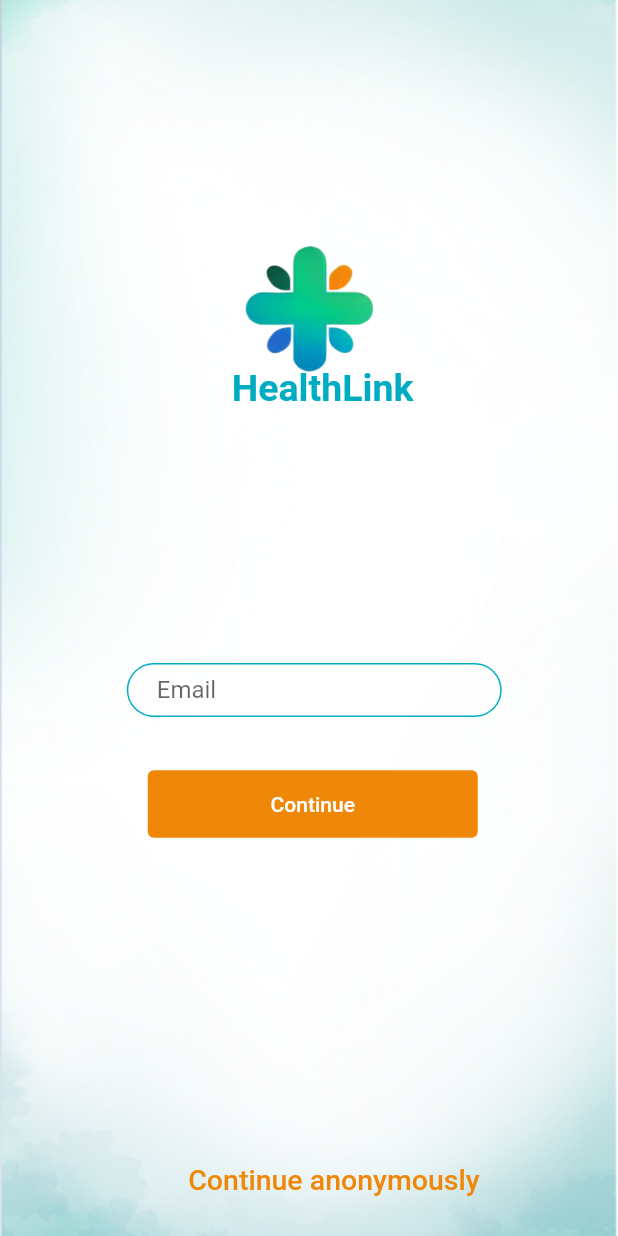
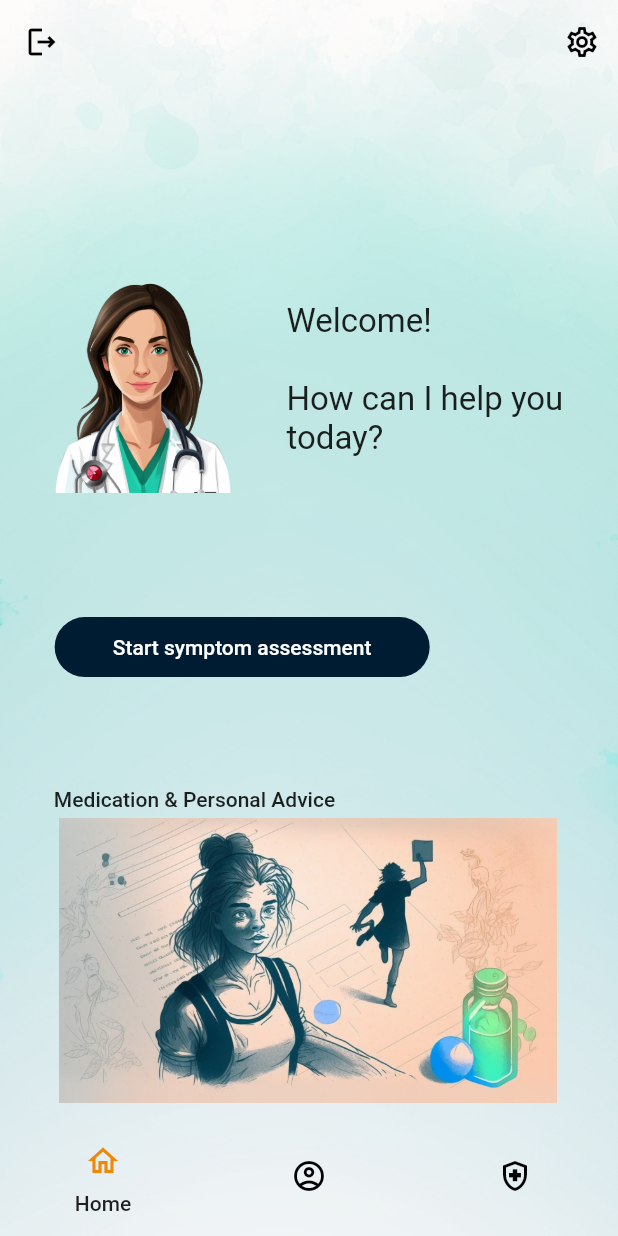
Before and after one commit to TudorRu/HealthLink, a Flutter app: the screen it shows after launch, after a tap on "Continue anonymously", on a phone screen of 412 x 824 dp. Run offline on Flutter 3.47's test engine with Material 2 defaults, Android fonts, the light colour scheme and no system bars.

Commit message:
main page and home page added

```diff
--- /dev/null
+++ b/lib/diagnosisPage.dart
@@ -0,0 +1,15 @@
+import 'package:flutter/material.dart';
+
+class DiagnosisPage extends StatefulWidget {
+  const DiagnosisPage({Key? key}) : super(key: key);
+
+  @override
+  State<DiagnosisPage> createState() => _DiagnosisPageState();
+}
+
+class _DiagnosisPageState extends State<DiagnosisPage> {
+  @override
+  Widget build(BuildContext context) {
+    return const Placeholder();
+  }
+}
--- a/lib/homePage.dart
+++ b/lib/homePage.dart
@@ -1,120 +1,55 @@
 import 'package:flutter/material.dart';
+import 'package:healthlink/mainPage.dart';
+import 'package:healthlink/profilePage.dart';
+import 'package:healthlink/recordPage.dart';
 
-class HomaPage extends StatelessWidget {
-  const HomaPage({Key? key}) : super(key: key);
+class HomePage extends StatefulWidget {
+  const HomePage({Key? key}) : super(key: key);
+
+  @override
+  State<HomePage> createState() => _HomePageState();
+}
+
+class _HomePageState extends State<HomePage> {
+
+  int index = 0;
+  final screens = [
+      MainPage(),
+      ProfilePage(),
+      RecordPage()
+
+  ];
 
   @override
   Widget build(BuildContext context) {
-    return Scaffold(
-        body: Stack(
-          children: [
-            Container(
-              decoration: const BoxDecoration(
-                  image: DecorationImage(
-                      image: AssetImage("assets/backgroundHomepage.png"),
-                      fit: BoxFit.fill)
-              ),
-            ),
-            Positioned(
-              top: (MediaQuery
-                  .of(context)
-                  .size
-                  .height - 660) / 2,
-              left: (MediaQuery
-                  .of(context)
-                  .size
-                  .width - 270) / 2,
-              child: Stack(
-                  children: [
-                    Container(
-                      width: 270,
-                      height: 270,
-                      decoration: const BoxDecoration(
-                        image: DecorationImage(
-                            image: AssetImage("assets/logo.png")),
-                      ),
-                    ),
-                    Positioned(
-                        top: (MediaQuery
-                            .of(context)
-                            .size
-                            .height - 500) / 2,
-                        left: (MediaQuery
-                            .of(context)
-                            .size
-                            .width - 245) / 2, child: Text('HealthLink',
-                      style: TextStyle(fontWeight: FontWeight.bold,
-                          fontSize: 25,
-                          color: Color(0xFF00ACC2)
-                      ),
-                    )),
-                  ]
-              ),
-            ),
-            Positioned(
-                top: (MediaQuery
-                    .of(context)
-                    .size
-                    .height + 60) / 2,
-                left: (MediaQuery
-                    .of(context)
-                    .size
-                    .width - 243) / 2,
-                child: Container(
-                    width: 250,
-                    height: 36,
-                    child: TextField(
-                        keyboardType: TextInputType.emailAddress,
-                        decoration: InputDecoration(
-                            hintText: 'Email',
-                            contentPadding: EdgeInsets.symmetric(
-                                vertical: 0, horizontal: 20),
-                            border: OutlineInputBorder(
-                              borderRadius: BorderRadius.circular(30),
-                              borderSide: BorderSide(
-                                  width: 1, color: Color(0xFF00ACC2)),
-                            ),
-                            enabledBorder: OutlineInputBorder(
-                              borderRadius: BorderRadius.circular(30),
-                              borderSide: BorderSide(
-                                  width: 1, color: Color(0xFF00ACC2)),
-
-                            )
-                        )
-                    )
-                )
-            ),
-            Positioned(
-              top: (MediaQuery
-                  .of(context)
-                  .size
-                  .height + 200) / 2,
-              left: (MediaQuery
-                  .of(context)
-                  .size
-                  .width - 215) / 2, child: TextButton(
-                style: TextButton.styleFrom(
-                    foregroundColor: Color(0xFFFFFFFF),
-                    minimumSize: Size(220, 45),
-                    backgroundColor: Color(0xFFEF8808)
-                ),
-                onPressed: () {},
-                child: Text('Continue')
-            ),),
-            Positioned(top: (MediaQuery
-                .of(context)
-                .size
-                .height + 700) / 2,
-                left: (MediaQuery
-                    .of(context)
-                    .size
-                    .width - 177) / 2, child: TextButton(
-                  onPressed: () {},
-                  child: Text('Continue anonymously', style: TextStyle(fontWeight: FontWeight.w500,
-                      fontSize: 19, color: Color(0xFFEF8808))),
-                ))
-          ],
-        )
-    );
+      return Scaffold(
+        body: screens[index],
+        extendBody: true,
+        bottomNavigationBar: NavigationBarTheme(
+          data: NavigationBarThemeData(
+              indicatorColor: Colors.transparent,
+              labelBehavior: NavigationDestinationLabelBehavior.onlyShowSelected,
+              labelTextStyle: MaterialStateProperty.all(
+                TextStyle(fontSize: 14, fontWeight: FontWeight.w500)
+              )
+          ),
+          child: NavigationBar(
+            backgroundColor: Colors.transparent,
+            animationDuration: const Duration(milliseconds: 1500),
+            elevation: 0,
+            selectedIndex: index,
+            onDestinationSelected: (index) {
+              setState(() {
+                this.index = index;
+              });
+            },
+            destinations: [
+              NavigationDestination(icon: Icon(Icons.home_outlined), selectedIcon: Icon(Icons.home_outlined, color: Color(0xFFEF8808),), label: "Home"),
+              NavigationDestination(icon: Icon(Icons.account_circle_outlined), selectedIcon: Icon(Icons.account_circle_outlined, color: Color(0xFFEF8808),), label: "Profile"),
+              NavigationDestination(icon: Icon(Icons.health_and_safety_outlined), selectedIcon: Icon(Icons.health_and_safety_outlined, color: Color(0xFFEF8808),),label: "Record")
+            ],
+          ),
+        ),
+      );
   }
 }
--- /dev/null
+++ b/lib/landingPage.dart
@@ -0,0 +1,125 @@
+import 'package:flutter/material.dart';
+import 'package:healthlink/homePage.dart';
+
+class LandingPage extends StatelessWidget {
+  const LandingPage({Key? key}) : super(key: key);
+
+  @override
+  Widget build(BuildContext context) {
+    return Scaffold(
+        body: Stack(
+          children: [
+            Container(
+              decoration: const BoxDecoration(
+                  image: DecorationImage(
+                      image: AssetImage("assets/backgroundHomepage.png"),
+                      fit: BoxFit.fill)
+              ),
+            ),
+            Positioned(
+              top: (MediaQuery
+                  .of(context)
+                  .size
+                  .height - 660) / 2,
+              left: (MediaQuery
+                  .of(context)
+                  .size
+                  .width - 270) / 2,
+              child: Stack(
+                  children: [
+                    Container(
+                      width: 270,
+                      height: 270,
+                      decoration: const BoxDecoration(
+                        image: DecorationImage(
+                            image: AssetImage("assets/logo.png")),
+                      ),
+                    ),
+                    Positioned(
+                        top: (MediaQuery
+                            .of(context)
+                            .size
+                            .height - 500) / 2,
+                        left: (MediaQuery
+                            .of(context)
+                            .size
+                            .width - 245) / 2, child: Text('HealthLink',
+                      style: TextStyle(fontWeight: FontWeight.bold,
+                          fontSize: 25,
+                          color: Color(0xFF00ACC2)
+                      ),
+                    )),
+                  ]
+              ),
+            ),
+            Positioned(
+                top: (MediaQuery
+                    .of(context)
+                    .size
+                    .height + 60) / 2,
+                left: (MediaQuery
+                    .of(context)
+                    .size
+                    .width - 243) / 2,
+                child: Container(
+                    width: 250,
+                    height: 36,
+                    child: TextField(
+                        keyboardType: TextInputType.emailAddress,
+                        decoration: InputDecoration(
+                            hintText: 'Email',
+                            contentPadding: EdgeInsets.symmetric(
+                                vertical: 0, horizontal: 20),
+                            border: OutlineInputBorder(
+                              borderRadius: BorderRadius.circular(30),
+                              borderSide: BorderSide(
+                                  width: 1, color: Color(0xFF00ACC2)),
+                            ),
+                            enabledBorder: OutlineInputBorder(
+                              borderRadius: BorderRadius.circular(30),
+                              borderSide: BorderSide(
+                                  width: 1, color: Color(0xFF00ACC2)),
+
+                            )
+                        )
+                    )
+                )
+            ),
+            Positioned(
+              top: (MediaQuery
+                  .of(context)
+                  .size
+                  .height + 200) / 2,
+              left: (MediaQuery
+                  .of(context)
+                  .size
+                  .width - 215) / 2, child: TextButton(
+                style: TextButton.styleFrom(
+                    foregroundColor: Color(0xFFFFFFFF),
+                    minimumSize: Size(220, 45),
+                    backgroundColor: Color(0xFFEF8808)
+                ),
+                onPressed: () {},
+                child: Text('Continue')
+            )
+            ),
+            Positioned(top: (MediaQuery
+                .of(context)
+                .size
+                .height + 700) / 2,
+                left: (MediaQuery
+                    .of(context)
+                    .size
+                    .width - 177) / 2, child: TextButton(
+                  onPressed: () {Navigator.push(
+                    context,
+                    MaterialPageRoute(builder: (context) => HomePage()), // push the new page onto the stack
+                  );},
+                  child: Text('Continue anonymously', style: TextStyle(fontWeight: FontWeight.w500,
+                      fontSize: 19, color: Color(0xFFEF8808))),
+                ))
+          ],
+        )
+    );
+  }
+}
--- a/lib/main.dart
+++ b/lib/main.dart
@@ -1,7 +1,14 @@
 import 'package:flutter/material.dart';
-import 'homePage.dart';
+import 'landingPage.dart';
+import 'package:flutter/services.dart';
 
 void main() {
+  WidgetsFlutterBinding.ensureInitialized();
+  SystemChrome.setPreferredOrientations([
+    DeviceOrientation.portraitUp,
+    DeviceOrientation.portraitDown
+  ]
+  );
   runApp(const MyApp());
 }
 
@@ -16,7 +23,7 @@ class MyApp extends StatelessWidget {
       theme: ThemeData(
         primarySwatch: Colors.deepOrange,
       ),
-      home: HomaPage(),
+      home: LandingPage(),
     );
   }
 }
--- /dev/null
+++ b/lib/mainPage.dart
@@ -0,0 +1,148 @@
+import 'package:flutter/material.dart';
+import 'package:healthlink/diagnosisPage.dart';
+import 'package:healthlink/landingPage.dart';
+import 'package:healthlink/medicationPage.dart';
+
+class MainPage extends StatefulWidget {
+  const MainPage ({Key? key}) : super(key: key);
+
+  @override
+  State<MainPage> createState() => _State();
+}
+
+class _State extends State<MainPage> {
+  @override
+  Widget build(BuildContext context) {
+    return Scaffold(
+      extendBodyBehindAppBar: true,
+      appBar: AppBar(
+        title: Text(''),
+        backgroundColor: Colors.transparent,
+        elevation: 0,
+        leading: IconButton(
+          icon: Icon(Icons.logout_outlined, color: Colors.black,),
+          onPressed: () {
+            Navigator.push(
+              context,
+              MaterialPageRoute(builder: (context) => LandingPage()), // push the new page onto the stack
+            );
+          },
+        ),
+        actions: [
+          IconButton(icon: Icon(Icons.settings_outlined, color: Colors.black,),
+            onPressed: () {},
+          )
+        ],
+      ),
+      body: Stack(
+          fit: StackFit.expand,
+          children: [
+            buildBackground(),
+            Align(
+                alignment: Alignment(0, -0.5),
+                child: buildGreet()
+            ),
+            Align(
+              alignment: Alignment(-0.55, 0.05),
+              child: buildButton(),
+            ),
+            Align(
+              alignment: Alignment(-0.68, 0.3),
+              child: buildText(),
+            ),
+            Align(
+              alignment: Alignment(-0.1, 0.72),
+              child: buildMedication(),
+            )
+          ]),
+    );
+  }
+
+  Widget buildBackground() {
+    return Container(
+        decoration: const BoxDecoration(
+            image: DecorationImage(
+                image: AssetImage("assets/fin3.png"),
+                fit: BoxFit.fill)
+        )
+    );
+  }
+
+  Widget buildGreet() {
+    return Container(
+      margin: EdgeInsets.all(20),
+      child: Stack(
+        children: [
+          Row(
+            children: [Container(
+              child: Image.asset(
+                "assets/female_avatar.png", width: 150, height: 150,),
+            ),
+              Container(
+                margin: const EdgeInsets.only(left: 21),
+                width: 200,
+                child: Text("Welcome!\n\nHow can I help you today?",
+                  style: TextStyle(
+                      fontWeight: FontWeight.normal, fontSize: 22),),
+              )
+            ],
+          )
+        ],
+      ),
+    );
+  }
+
+  Widget buildText(){
+    return Container(
+      child: Text("Medication & Personal Advice",
+        style: TextStyle(
+          fontWeight: FontWeight.w500, fontSize: 14
+        ),
+      ),
+    );
+  }
+
+  Widget buildMedication(){
+    return GestureDetector(
+        child: Container(
+          width: 400,
+          height: 190,
+          decoration: BoxDecoration(
+            image: DecorationImage(
+              image: AssetImage('assets/medication.png'),
+            ),
+          ),
+        ),
+        onTap: () {
+          Navigator.push(
+            context,
+            MaterialPageRoute(builder: (context) =>
+                MedicationPage()), // push the new page onto the stack
+          );
+        },
+    );
+  }
+
+  Widget buildButton() {
+    return Container(
+        child: TextButton(
+            style: TextButton.styleFrom(
+                shape: RoundedRectangleBorder(
+                    borderRadius: BorderRadius.circular(25)
+                ),
+                foregroundColor: Color(0xFFFFFFFF),
+                minimumSize: Size(250, 40),
+                backgroundColor: Color(0xFF001C32)
+            ),
+            onPressed: () {
+              Navigator.push(
+                context,
+                MaterialPageRoute(builder: (context) =>
+                    DiagnosisPage()), // push the new page onto the stack
+              );
+            },
+            child: Text('Start symptom assessment')
+        )
+    );
+  }
+}
--- /dev/null
+++ b/lib/medicationPage.dart
@@ -0,0 +1,10 @@
+import 'package:flutter/material.dart';
+
+class MedicationPage extends StatelessWidget {
+  const MedicationPage({Key? key}) : super(key: key);
+
+  @override
+  Widget build(BuildContext context) {
+    return const Placeholder();
+  }
+}
--- /dev/null
+++ b/lib/profilePage.dart
@@ -0,0 +1,15 @@
+import 'package:flutter/material.dart';
+
+class ProfilePage extends StatefulWidget {
+  const ProfilePage({Key? key}) : super(key: key);
+
+  @override
+  State<ProfilePage> createState() => _ProfilePageState();
+}
+
+class _ProfilePageState extends State<ProfilePage> {
+  @override
+  Widget build(BuildContext context) {
+    return const Placeholder();
+  }
+}
--- /dev/null
+++ b/lib/recordPage.dart
@@ -0,0 +1,15 @@
+import 'package:flutter/material.dart';
+
+class RecordPage extends StatefulWidget {
+  const RecordPage({Key? key}) : super(key: key);
+
+  @override
+  State<RecordPage> createState() => _RecordPageState();
+}
+
+class _RecordPageState extends State<RecordPage> {
+  @override
+  Widget build(BuildContext context) {
+    return const Placeholder();
+  }
+}
```
Also changed, not shown: assets/female_avatar.png (added), assets/fin3.png (added), assets/male_avatar.png (added), assets/medication.png (added).
